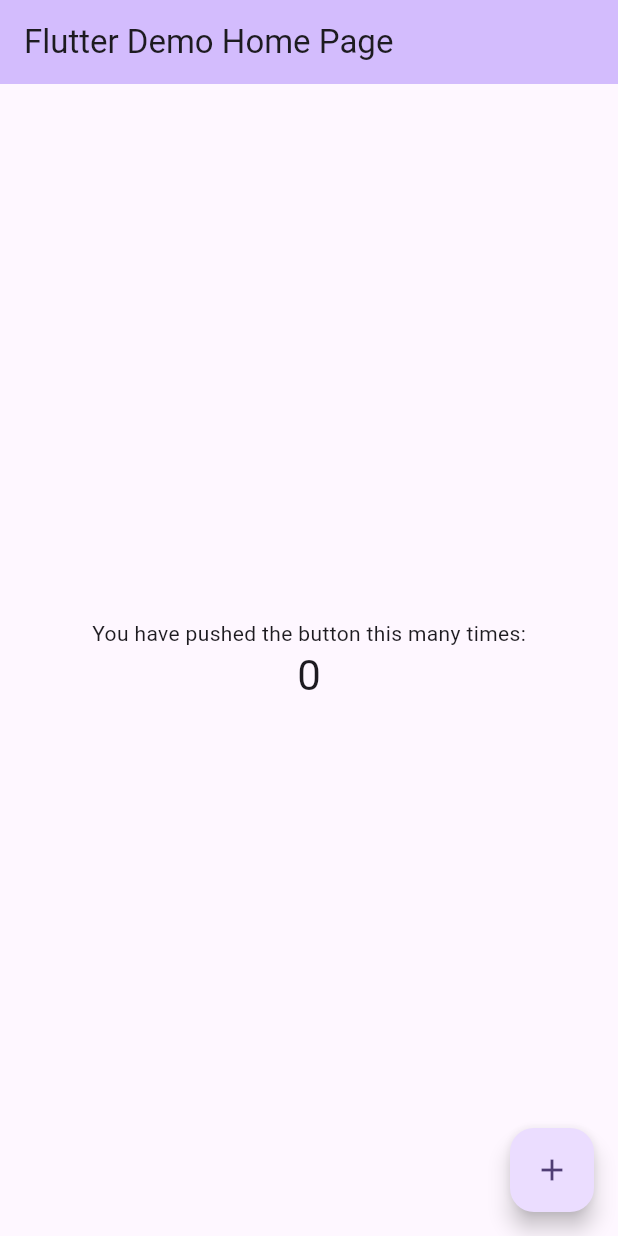
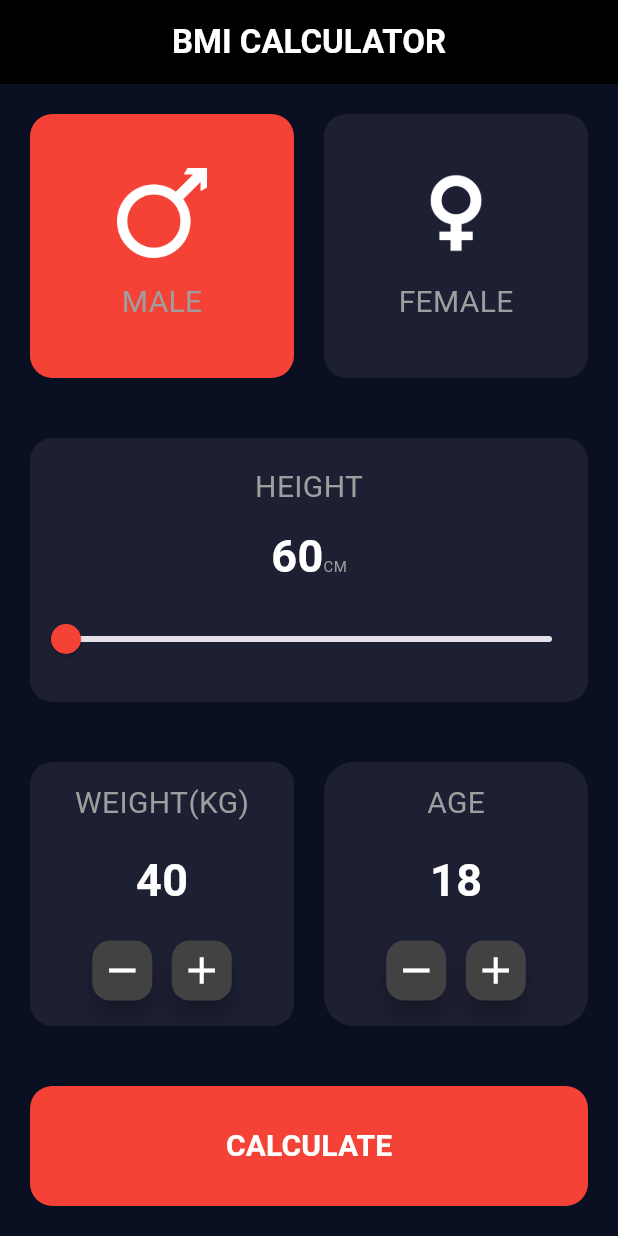
Before and after one commit to AhmedMa7rous/BMI_Calculator, a Flutter app: the screen it shows after launch, on a phone screen of 412 x 824 dp. Run offline on Flutter 3.47's test engine with Material 3 defaults, Android fonts, the phone set to English and light mode, and no system bars.

Commit message:
homeScreenCreated

```diff
--- a/lib/main.dart
+++ b/lib/main.dart
@@ -1,3 +1,4 @@
+import 'package:bmi_calculator/modules/home/home.dart';
 import 'package:flutter/material.dart';
 
 void main() {
@@ -11,115 +12,8 @@ class MyApp extends StatelessWidget {
   @override
   Widget build(BuildContext context) {
     return MaterialApp(
-      title: 'Flutter Demo',
-      theme: ThemeData(
-        // This is the theme of your application.
-        //
-        // TRY THIS: Try running your application with "flutter run". You'll see
-        // the application has a purple toolbar. Then, without quitting the app,
-        // try changing the seedColor in the colorScheme below to Colors.green
-        // and then invoke "hot reload" (save your changes or press the "hot
-        // reload" button in a Flutter-supported IDE, or press "r" if you used
-        // the command line to start the app).
-        //
-        // Notice that the counter didn't reset back to zero; the application
-        // state is not lost during the reload. To reset the state, use hot
-        // restart instead.
-        //
-        // This works for code too, not just values: Most code changes can be
-        // tested with just a hot reload.
-        colorScheme: ColorScheme.fromSeed(seedColor: Colors.deepPurple),
-        useMaterial3: true,
-      ),
-      home: const MyHomePage(title: 'Flutter Demo Home Page'),
+      debugShowCheckedModeBanner: false,
+      home: Home(),
     );
   }
 }
-
-class MyHomePage extends StatefulWidget {
-  const MyHomePage({super.key, required this.title});
-
-  // This widget is the home page of your application. It is stateful, meaning
-  // that it has a State object (defined below) that contains fields that affect
-  // how it looks.
-
-  // This class is the configuration for the state. It holds the values (in this
-  // case the title) provided by the parent (in this case the App widget) and
-  // used by the build method of the State. Fields in a Widget subclass are
-  // always marked "final".
-
-  final String title;
-
-  @override
-  State<MyHomePage> createState() => _MyHomePageState();
-}
-
-class _MyHomePageState extends State<MyHomePage> {
-  int _counter = 0;
-
-  void _incrementCounter() {
-    setState(() {
-      // This call to setState tells the Flutter framework that something has
-      // changed in this State, which causes it to rerun the build method below
-      // so that the display can reflect the updated values. If we changed
-      // _counter without calling setState(), then the build method would not be
-      // called again, and so nothing would appear to happen.
-      _counter++;
-    });
-  }
-
-  @override
-  Widget build(BuildContext context) {
-    // This method is rerun every time setState is called, for instance as done
-    // by the _incrementCounter method above.
-    //
-    // The Flutter framework has been optimized to make rerunning build methods
-    // fast, so that you can just rebuild anything that needs updating rather
-    // than having to individually change instances of widgets.
-    return Scaffold(
-      appBar: AppBar(
-        // TRY THIS: Try changing the color here to a specific color (to
-        // Colors.amber, perhaps?) and trigger a hot reload to see the AppBar
-        // change color while the other colors stay the same.
-        backgroundColor: Theme.of(context).colorScheme.inversePrimary,
-        // Here we take the value from the MyHomePage object that was created by
-        // the App.build method, and use it to set our appbar title.
-        title: Text(widget.title),
-      ),
-      body: Center(
-        // Center is a layout widget. It takes a single child and positions it
-        // in the middle of the parent.
-        child: Column(
-          // Column is also a layout widget. It takes a list of children and
-          // arranges them vertically. By default, it sizes itself to fit its
-          // children horizontally, and tries to be as tall as its parent.
-          //
-          // Column has various properties to control how it sizes itself and
-          // how it positions its children. Here we use mainAxisAlignment to
-          // center the children vertically; the main axis here is the vertical
-          // axis because Columns are vertical (the cross axis would be
-          // horizontal).
-          //
-          // TRY THIS: Invoke "debug painting" (choose the "Toggle Debug Paint"
-          // action in the IDE, or press "p" in the console), to see the
-          // wireframe for each widget.
-          mainAxisAlignment: MainAxisAlignment.center,
-          children: <Widget>[
-            const Text(
-              'You have pushed the button this many times:',
-            ),
-            Text(
-              '$_counter',
-              style: Theme.of(context).textTheme.headlineMedium,
-            ),
-          ],
-        ),
-      ),
-      floatingActionButton: FloatingActionButton(
-        onPressed: _incrementCounter,
-        tooltip: 'Increment',
-        child: const Icon(Icons.add),
-      ), // This trailing comma makes auto-formatting nicer for build methods.
-    );
-  }
-}
--- /dev/null
+++ b/lib/modules/home/home.dart
@@ -0,0 +1,363 @@
+import 'dart:math';
+
+import 'package:bmi_calculator/modules/result/result.dart';
+import 'package:bmi_calculator/shared/components/components.dart';
+import 'package:flutter/material.dart';
+
+class Home extends StatefulWidget {
+
+  @override
+  State<Home> createState() => _HomeState();
+}
+
+class _HomeState extends State<Home> {
+  //MARK: - Properties
+  bool isMale = true;
+  double userHeight = 60;
+  int weight = 40;
+  int age = 18;
+
+  @override
+  Widget build(BuildContext context) {
+    return Scaffold(
+      backgroundColor: const Color(0xFF0a0f21),
+      appBar: AppBar(
+        backgroundColor: Colors.black,
+        centerTitle: true,
+        title: const Text(
+          'BMI CALCULATOR',
+          style: TextStyle(
+            fontWeight: FontWeight.bold,
+            color: Colors.white
+          ),
+        ),
+      ),
+      body: Column(
+        children: [
+          Expanded(
+            child: Padding(
+              padding: const EdgeInsets.all(20.0),
+              child: Row(
+                children: [
+                  Expanded(
+                    child: GestureDetector(
+                      onTap: () {
+                        setState(() {
+                          isMale = true;
+                        });
+                      },
+                      child: Container(
+                        decoration: BoxDecoration(
+                          borderRadius: BorderRadius.circular(15),
+                          color: isMale ? Colors.red : const Color(0xFF1d1f33)
+                        ),
+                        child: const Column(
+                          mainAxisAlignment: MainAxisAlignment.center,
+                          children: [
+                            Image(
+                              image: AssetImage('assets/images/male.png'),
+                              height: 60,
+                              width: 60,
+                              color: Colors.white,
+                            ),
+                            SizedBox(
+                              height: 15,
+                            ),
+                            Text(
+                              'MALE',
+                              style: TextStyle(
+                                fontSize: 20,
+                                color: Colors.grey
+                              ),
+                            )
+                          ],
+                        ),
+                      ),
+                    ),
+                  ),
+                  const SizedBox(
+                    width: 20,
+                  ),
+                  Expanded(
+                    child: GestureDetector(
+                      onTap: () {
+                        setState(() {
+                          isMale = false;
+                        });
+                      },
+                      child: Container(
+                        decoration: BoxDecoration(
+                            borderRadius: BorderRadius.circular(15),
+                            color: isMale ? const Color(0xFF1d1f33) : Colors.red
+                        ),
+                        child: const Column(
+                          mainAxisAlignment: MainAxisAlignment.center,
+                          children: [
+                            Image(
+                              image: AssetImage('assets/images/female.png'),
+                              height: 60,
+                              width: 60,
+                              color: Colors.white,
+                            ),
+                            SizedBox(
+                              height: 15,
+                            ),
+                            Text(
+                              'FEMALE',
+                              style: TextStyle(
+                                  fontSize: 20,
+                                  color: Colors.grey
+                              ),
+                            )
+                          ],
+                        ),
+                      ),
+                    ),
+                  ),
+                ],
+              ),
+            ),
+          ),
+          Expanded(
+            child: Padding(
+              padding: const EdgeInsets.all(20),
+              child: Container(
+                decoration: BoxDecoration(
+                  borderRadius: BorderRadius.circular(15),
+                  color: const Color(0xFF1d1f33)
+                ),
+                child: Column(
+                  mainAxisAlignment: MainAxisAlignment.center,
+                  children: [
+                    const Text(
+                      'HEIGHT',
+                      style: TextStyle(
+                        fontSize: 20,
+                        color: Colors.grey
+                      ),
+                    ),
+                    const SizedBox(
+                      height: 10,
+                    ),
+                     Row(
+                      mainAxisAlignment: MainAxisAlignment.center,
+                      crossAxisAlignment: CrossAxisAlignment.baseline,
+                      textBaseline: TextBaseline.alphabetic,
+                      children: [
+                        Text(
+                          '${userHeight.round()}',
+                          style: const TextStyle(
+                              fontSize: 30,
+                              fontWeight: FontWeight.bold,
+                              color: Colors.white
+                          ),
+                        ),
+                        const Text(
+                          'CM',
+                          style: TextStyle(
+                              fontSize: 10,
+                              color: Colors.grey
+                          ),
+                        )
+                      ],
+                    ),
+                    const SizedBox(
+                      height: 10,
+                    ),
+                    Slider(
+                      value: userHeight,
+                      min: 60,
+                      max: 250,
+                      activeColor: Colors.red,
+                      onChanged: (value) {
+                        setState(() {
+                          userHeight = value;
+                        });
+                      },
+                    )
+                  ],
+                ),
+              ),
+            ),
+          ),
+          Expanded(
+            child: Padding(
+              padding: const EdgeInsets.all(20.0),
+              child: Row(
+                children: [
+                  Expanded(
+                    child: Container(
+                      decoration: BoxDecoration(
+                          borderRadius: BorderRadius.circular(15),
+                          color: const Color(0xFF1d1f33)
+                      ),
+                      child: Column(
+                        mainAxisAlignment: MainAxisAlignment.center,
+                        children: [
+                          const Text(
+                            'WEIGHT(KG)',
+                            style: TextStyle(
+                                fontSize: 20,
+                                color: Colors.grey
+                            ),
+                          ),
+                          const SizedBox(
+                            height: 15,
+                          ),
+                          Text(
+                            '$weight',
+                            style: const TextStyle(
+                                fontSize: 30,
+                                fontWeight: FontWeight.bold,
+                                color: Colors.white
+                            ),
+                          ),
+                          const SizedBox(
+                            height: 15,
+                          ),
+                          Row(
+                            mainAxisAlignment: MainAxisAlignment.center,
+                            crossAxisAlignment: CrossAxisAlignment.center,
+                            children: [
+                              OperationButton(
+                                heroTag: 'weight-',
+                                icon: const Icon(
+                                  Icons.remove,
+                                  size: 30,
+                                  color: Colors.white,
+                                ),
+                                completion: () {
+                                  setState(() {
+                                    weight--;
+                                  });
+                                },
+                              ),
+                              const SizedBox(
+                                width: 5,
+                              ),
+                              OperationButton(
+                                heroTag: 'weight+',
+                                icon: const Icon(
+                                  Icons.add,
+                                  size: 30,
+                                  color: Colors.white,
+                                ),
+                                completion: () {
+                                  setState(() {
+                                    weight++;
+                                  });
+                                }
+                              )
+                            ],
+                          )
+                        ],
+                      ),
+                    ),
+                  ),
+                  const SizedBox(
+                    width: 20,
+                  ),
+                  Expanded(
+                    child: Container(
+                      decoration: BoxDecoration(
+                          borderRadius: BorderRadius.circular(20),
+                          color: const Color(0xFF1d1f33)
+                      ),
+                      child: Column(
+                        mainAxisAlignment: MainAxisAlignment.center,
+                        children: [
+                          const Text(
+                            'AGE',
+                            style: TextStyle(
+                                fontSize: 20,
+                                color: Colors.grey
+                            ),
+                          ),
+                          const SizedBox(
+                            height: 15,
+                          ),
+                          Text(
+                            '$age',
+                            style: const TextStyle(
+                                fontSize: 30,
+                                fontWeight: FontWeight.bold,
+                                color: Colors.white
+                            ),
+                          ),
+                          const SizedBox(
+                            height: 15,
+                          ),
+                          Row(
+                            mainAxisAlignment: MainAxisAlignment.center,
+                            crossAxisAlignment: CrossAxisAlignment.center,
+                            children: [
+                              OperationButton(
+                                heroTag: 'age-',
+                                icon: const Icon(
+                                  Icons.remove,
+                                  size: 30,
+                                  color: Colors.white,
+                                ),
+                                completion: () {
+                                  setState(() {
+                                    age--;
+                                  });
+                                }
+                              ),
+                              const SizedBox(
+                                width: 5,
+                              ),
+                              OperationButton(
+                                  heroTag: 'age+',
+                                  icon: const Icon(
+                                    Icons.add,
+                                    size: 30,
+                                    color: Colors.white,
+                                  ),
+                                  completion: () {
+                                    setState(() {
+                                      age++;
+                                    });
+                                  }
+                              )
+                            ],
+                          )
+                        ],
+                      ),
+                    ),
+                  ),
+                ],
+              ),
+            ),
+          ),
+          Padding(
+            padding: const EdgeInsets.all(20.0),
+            child: Container(
+              width: double.infinity,
+              height: 80,
+              decoration: BoxDecoration(
+                borderRadius: BorderRadius.circular(15),
+                color: Colors.red,
+              ),
+              child: MaterialButton(
+                onPressed: () {
+                  double result = weight / pow(userHeight / 100, 2);
+
+                  Navigator.push(context, MaterialPageRoute(builder: (context) => Result(result: result)));
+                },
+                child: const Text(
+                  'CALCULATE',
+                  style: TextStyle(
+                    fontSize: 20,
+                    fontWeight: FontWeight.w600,
+                    color: Colors.white
+                  ),
+                ),
+              ),
+            ),
+          )
+        ],
+      ),
+    );
+  }
+}
--- /dev/null
+++ b/lib/shared/components/components.dart
@@ -0,0 +1,14 @@
+import 'package:flutter/material.dart';
+
+Widget OperationButton({
+  bool isMiniButton = true,
+  required String heroTag,
+  required Icon icon,
+  required VoidCallback completion,
+}) => FloatingActionButton(
+  backgroundColor: Colors.grey.shade800,
+  mini: isMiniButton,
+  heroTag: heroTag,
+  onPressed: completion,
+  child: icon,
+);
--- a/pubspec.yaml
+++ b/pubspec.yaml
@@ -59,9 +59,8 @@ flutter:
   uses-material-design: true
 
   # To add assets to your application, add an assets section, like this:
-  # assets:
-  #   - images/a_dot_burr.jpeg
-  #   - images/a_dot_ham.jpeg
+  assets:
+    - assets/images/
 
   # An image asset can refer to one or more resolution-specific "variants", see
   # https://flutter.dev/assets-and-images/#resolution-aware
```
Also changed, not shown: assets/images/female.png (added), assets/images/male.png (added).
